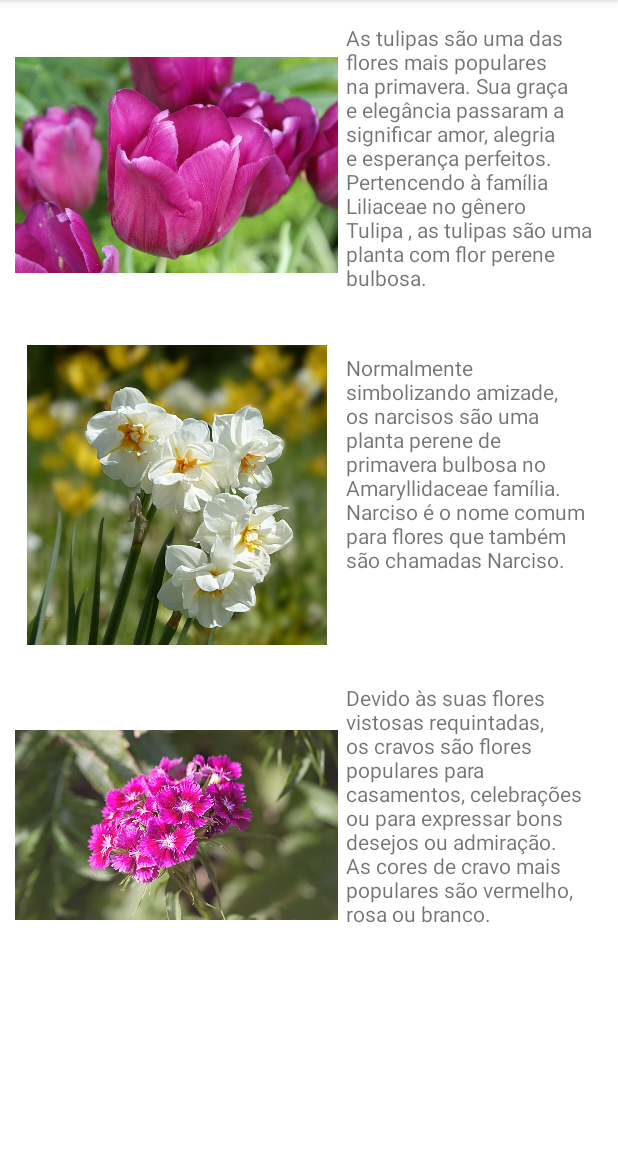
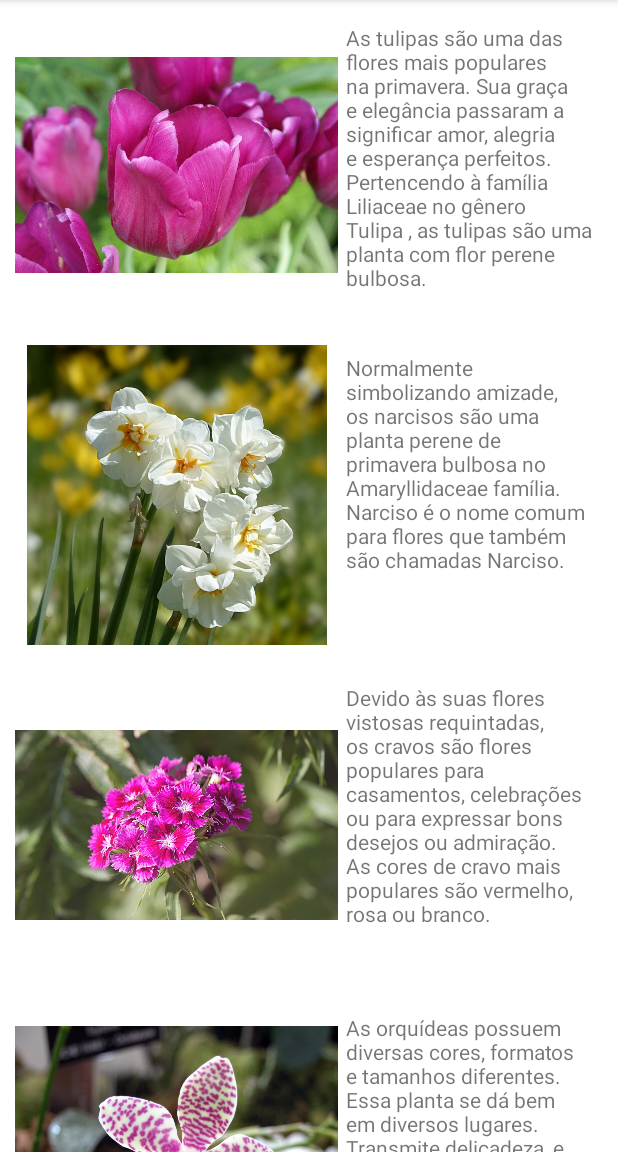
Before and after one commit to SantosRafael1/flowers-app, an Android app: the screen it shows after launch (MainActivity), on a phone screen of 412 x 824 dp, the part 84-1236 px from its top. Run offline under Robolectric (Android 15) with nearby library versions, the phone set to English and light mode, and no system bars.

Commit message:
Adicionando uma nova espécie de flor

```diff
--- a/app/src/main/java/com/myapp/flowers/data/Datasource.kt
+++ b/app/src/main/java/com/myapp/flowers/data/Datasource.kt
@@ -8,7 +8,8 @@ class Datasource {
         return listOf<Flowers>(
             Flowers(R.string.tulipas, R.drawable.tulipa),
             Flowers(R.string.narciso, R.drawable.narsico),
-            Flowers(R.string.cravos, R.drawable.cravo)
+            Flowers(R.string.cravos, R.drawable.cravo),
+            Flowers(R.string.orquideas, R.drawable.orquideas)
         )
     }
 
--- a/app/src/main/res/values/strings.xml
+++ b/app/src/main/res/values/strings.xml
@@ -16,4 +16,10 @@
         celebrações ou para expressar bons desejos ou admiração.
         As cores de cravo mais populares são vermelho, rosa ou branco.
     </string>
+    <string name="orquideas">
+        As orquídeas possuem diversas cores, formatos e tamanhos diferentes. Essa planta se dá bem
+        em diversos lugares. Transmite delicadeza, e é uma flor ornamental que precisa de alguns
+        cuidados muito específicos, rega correta e plantio cuidadoso, mas sua beleza compensa qualquer
+        trabalho.
+    </string>
 </resources>
```
Also changed, not shown: app/src/main/res/drawable/orquideas.jpg (added).
